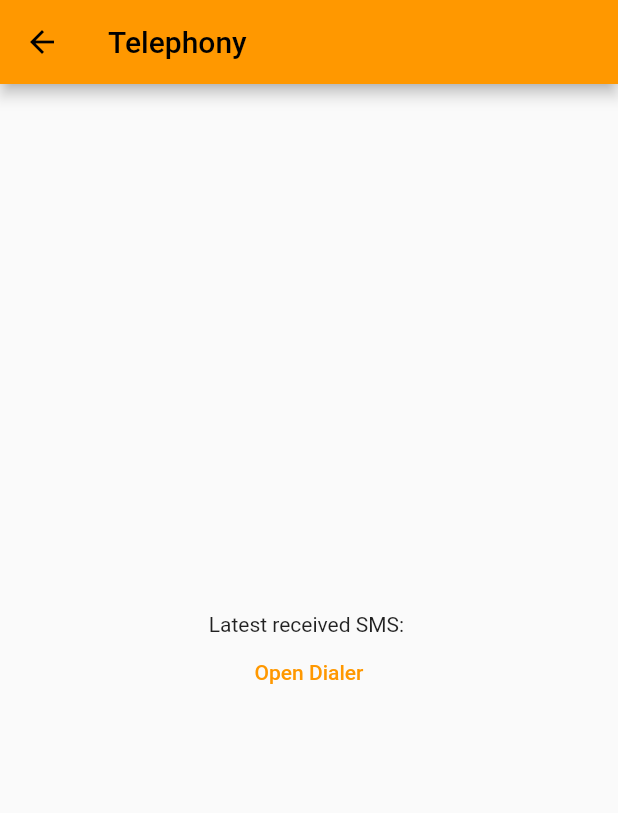
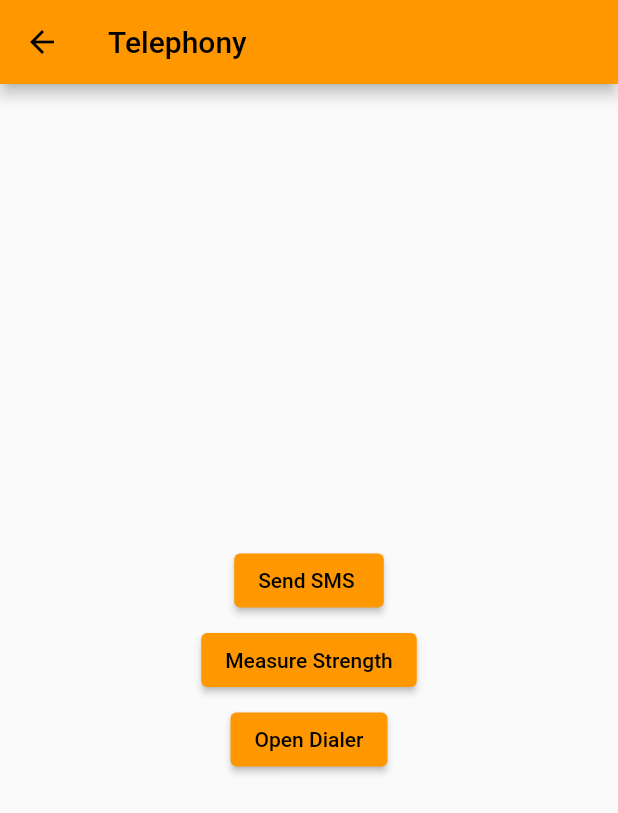
Before and after one commit to Tusifu/Flutter-Catalog, a Flutter app: the TelephonyPage screen opened directly, on a phone screen of 412 x 824 dp. Shown: the top 813 px of the screen. Run offline on Flutter 3.47's test engine with Material 2 defaults, Android fonts, the phone set to English and light mode, and no system bars; our stand-ins replace permission_handler; missing offline and left inert: flutter_dialpad, flutter_phone_direct_caller, flutter_sms_inbox, mobile_number, telephony, webview_flutter_plus.

Commit message:
implement measuring strength

```diff
--- a/lib/main.dart
+++ b/lib/main.dart
@@ -5,6 +5,7 @@ import 'package:for_tests/pages/HtmlContent.dart';
 import 'package:for_tests/pages/IncomingMessages.dart';
 import 'package:for_tests/pages/MessageReader.dart';
 import 'package:for_tests/pages/MobileNumber.dart';
+import 'package:for_tests/pages/Telephony.dart';
 import 'package:for_tests/pages/urlWebView.dart';
 
 void main() {
@@ -30,6 +31,7 @@ class MyApp extends StatelessWidget {
         '/incomingMessage': (BuildContext context) => IncomingMessages(),
         '/urlwebview': (BuildContext context) => UrlView(),
         '/mobileNumber': (BuildContext context) => MobileNumberPackage(),
+        '/telephony': (BuildContext context) => TelephonyPage(),
       },
       home: const MyHomePage(title: 'Flutter Demo Home Page'),
     );
--- a/lib/pages/Telephony.dart
+++ b/lib/pages/Telephony.dart
@@ -1,5 +1,9 @@
 import 'package:flutter/material.dart';
 import 'package:telephony/telephony.dart';
+
+onBackgroundMessage(SmsMessage message) {
+  debugPrint(message.toString());
+}
 
 class TelephonyPage extends StatefulWidget {
   @override
@@ -9,10 +13,6 @@ class TelephonyPage extends StatefulWidget {
 class _TelephonyPageState extends State<TelephonyPage> {
   String _message = "";
   final telephony = Telephony.instance;
-
-  onBackgroundMessage(SmsMessage message) {
-    debugPrint(message.toString());
-  }
 
   @override
   void initState() {
@@ -43,7 +43,9 @@ class _TelephonyPageState extends State<TelephonyPage> {
 
     if (result != null && result) {
       telephony.listenIncomingSms(
-          onNewMessage: onMessage, onBackgroundMessage: onBackgroundMessage);
+        onNewMessage: onMessage,
+        onBackgroundMessage: onBackgroundMessage,
+      );
     }
 
     if (!mounted) return;
@@ -58,12 +60,44 @@ class _TelephonyPageState extends State<TelephonyPage> {
       body: Column(
         mainAxisAlignment: MainAxisAlignment.center,
         children: [
-          Center(child: Text("Latest received SMS: $_message")),
-          TextButton(
+          Center(
+            child: ElevatedButton(
               onPressed: () async {
-                await telephony.openDialer("123413453");
+                // Logger.root.level = Level.ALL;
+                // Logger.root.onRecord.listen((record) {
+                //   debugPrint(
+                //       '${record.level.name}: ${record.time}: ${record.message}');
+                // });
+                await telephony.sendSms(
+                  to: "0781715054",
+                  message: "TEST SENDING SMS!",
+                );
               },
-              child: Text('Open Dialer'))
+              child: const Text('Send SMS '),
+            ),
+          ),
+          // Center(child: Text("Latest received SMS: $_message")),
+          const SizedBox(
+            height: 5,
+          ),
+          ElevatedButton(
+            onPressed: () async {
+              List<SignalStrength> strenghts = await telephony.signalStrengths;
+              print(strenghts);
+            },
+            child: const Text(
+              'Measure Strength',
+            ),
+          ),
+          const SizedBox(
+            height: 5,
+          ),
+          ElevatedButton(
+            onPressed: () async {
+              await telephony.openDialer("123413453");
+            },
+            child: const Text('Open Dialer'),
+          ),
         ],
       ),
     );
--- a/pubspec.yaml
+++ b/pubspec.yaml
@@ -42,7 +42,8 @@ dependencies:
   webview_flutter_plus: ^0.3.0+2
   telephony: ^0.1.4
   mobile_number: ^1.0.4
-
+  internet_speed_test: ^1.5.0
+  logging: ^1.1.0
 dev_dependencies:
   flutter_test:
     sdk: flutter
```
Also changed, not shown: lib/pages/HomePage.dart (+10 -1 lines), lib/pages/MobileNumber.dart (+33 -1 lines), lib/pages/internetSpeed.dart (added, +18 -0 lines), pubspec.lock, 6 other files.
